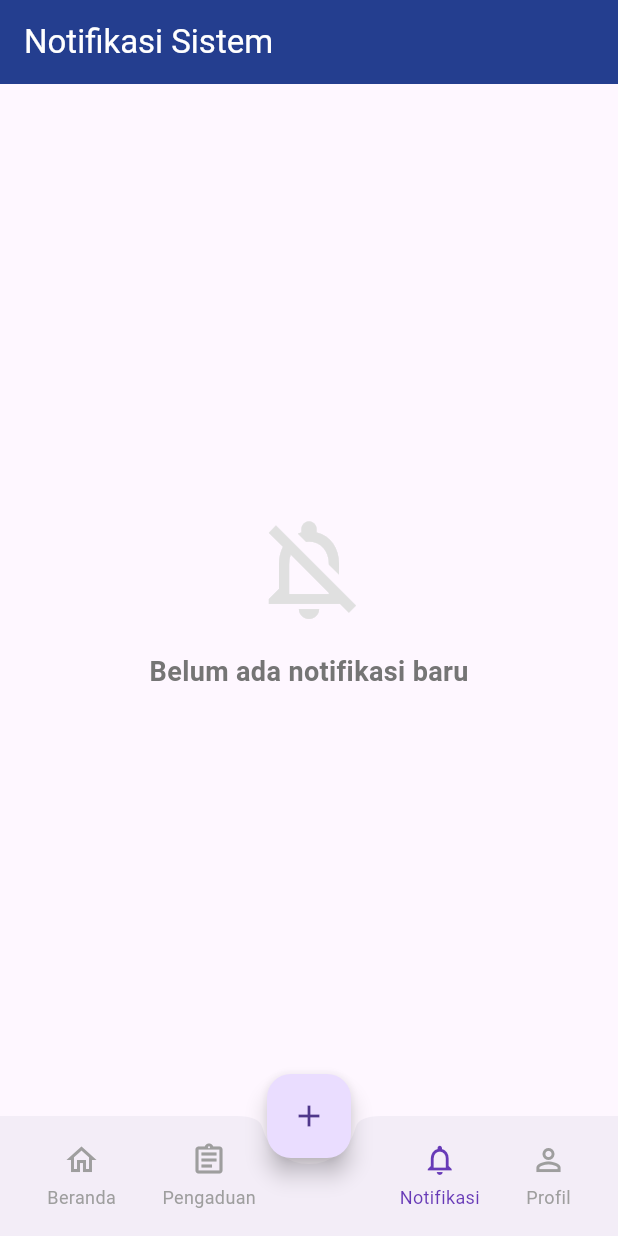
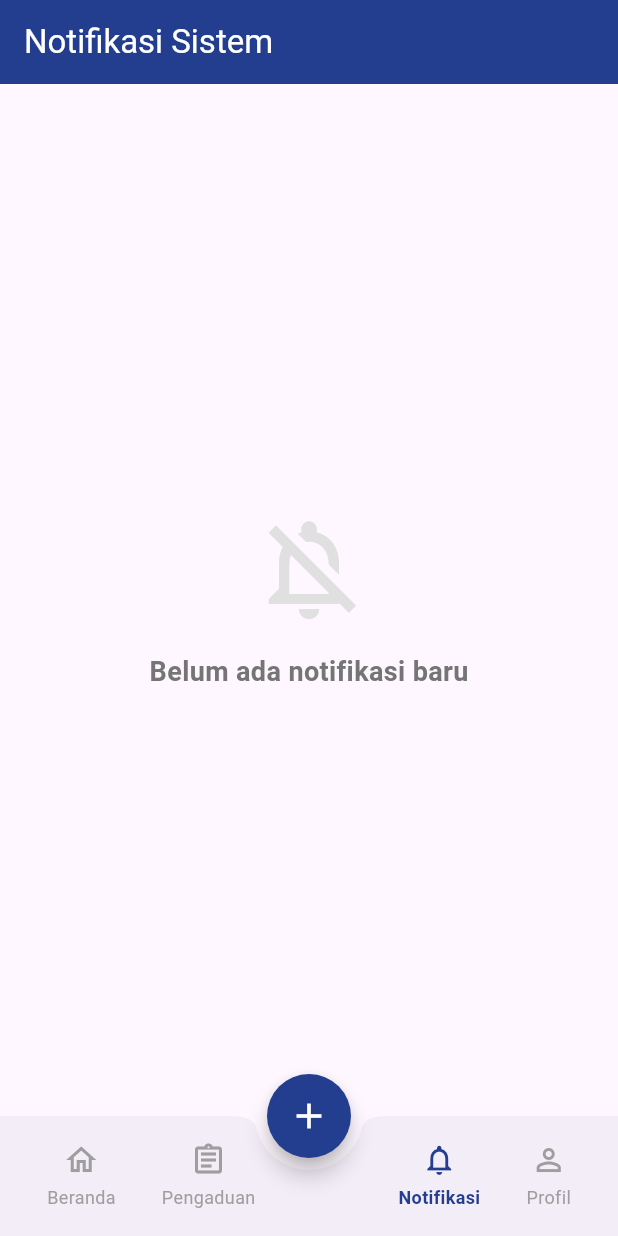
Before and after one commit to mhbb8897/sistem-pengaduan-desa-singarajan, a Flutter app: the BottomNavigationBarExampleApp screen opened directly, item 3 of the bottom bar chosen, on a phone screen of 412 x 824 dp. Run offline on Flutter 3.47's test engine with Material 3 defaults, Android fonts, the phone set to English and light mode, and no system bars; our stand-ins replace flutter_secure_storage, image_picker, shared_preferences; accounts and stored records are empty; network calls fail.

Commit message:
fixing all feature

```diff
--- a/lib/presentation/widgets/bottom_nav/bottom_navigation.dart
+++ b/lib/presentation/widgets/bottom_nav/bottom_navigation.dart
@@ -24,19 +24,9 @@ class _BottomNavigationBarExampleState
     extends State<BottomNavigationBarExampleApp> {
   int _selectedIndex = 0;
 
-  late final List<Widget> _pages;
-
-  @override
-  void initState() {
-    super.initState();
-
-    _pages = const [
-      HomePage(),
-      NotificationPage(),
-      MyComplaintPage(),
-      ProfilePage(),
-    ];
-  }
+  // ✅ 1. Buat Key khusus untuk halaman MyComplaintPage
+  final GlobalKey<MyComplaintPageState> _complaintPageKey =
+      GlobalKey<MyComplaintPageState>();
 
   void _onItemTapped(int index) {
     setState(() {
@@ -44,51 +34,85 @@ class _BottomNavigationBarExampleState
     });
   }
 
-  void _openCreateComplaint() {
-    Navigator.push(
+  // ✅ 2. Ubah fungsi ini menjadi async agar bisa menunggu hasil dari ComplaintPage
+  Future<void> _openCreateComplaint() async {
+    final result = await Navigator.push(
       context,
       MaterialPageRoute(builder: (_) => const ComplaintPage()),
     );
+
+    if (!mounted) return;
+
+    if (result == true) {
+      setState(() {
+        _selectedIndex = 2;
+      });
+
+      await _complaintPageKey.currentState?.refreshData();
+
+      if (!mounted) return;
+
+      ScaffoldMessenger.of(context).showSnackBar(
+        const SnackBar(
+          content: Row(
+            children: [
+              Icon(Icons.check_circle, color: Colors.white),
+              SizedBox(width: 8),
+              Text("Pengaduan berhasil dikirim!"),
+            ],
+          ),
+          backgroundColor: Colors.green,
+          behavior: SnackBarBehavior.floating,
+        ),
+      );
+    }
   }
 
   @override
   Widget build(BuildContext context) {
+    // ✅ 5. Pindahkan list _pages ke dalam build() agar Key bisa ter-update secara dinamis
+    final List<Widget> pages = [
+      const HomePage(),
+      const NotificationPage(),
+      MyComplaintPage(key: _complaintPageKey), // Masukkan Key di sini!
+      const ProfilePage(),
+    ];
+
     return Scaffold(
-      body: IndexedStack(index: _selectedIndex, children: _pages),
+      body: IndexedStack(index: _selectedIndex, children: pages),
 
       floatingActionButton: FloatingActionButton(
-        onPressed: _openCreateComplaint,
-        child: const Icon(Icons.add),
+        onPressed: _openCreateComplaint, // Panggil fungsi yang sudah diubah
+        backgroundColor: const Color(
+          0xFF243E8F,
+        ), // Sesuaikan dengan warna tema jika perlu
+        foregroundColor: Colors.white,
+        shape: const CircleBorder(), // Pastikan bentuknya bulat sempurna
+        child: const Icon(Icons.add, size: 28),
       ),
 
       floatingActionButtonLocation: FloatingActionButtonLocation.centerDocked,
 
       bottomNavigationBar: BottomAppBar(
         shape: const CircularNotchedRectangle(),
-
+        notchMargin: 8, // Memberi sedikit jarak elegan antara tombol dan navbar
         child: SizedBox(
           height: 65,
-
           child: Row(
             mainAxisAlignment: MainAxisAlignment.spaceAround,
-
             children: [
               _buildItem(icon: Icons.home_outlined, label: "Beranda", index: 0),
-
               _buildItem(
                 icon: Icons.assignment_outlined,
                 label: "Pengaduan",
                 index: 2,
               ),
-
-              const SizedBox(width: 40),
-
+              const SizedBox(width: 40), // Jarak tengah untuk tombol (+)
               _buildItem(
                 icon: Icons.notifications_none,
                 label: "Notifikasi",
                 index: 1,
               ),
-
               _buildItem(icon: Icons.person_outline, label: "Profil", index: 3),
             ],
           ),
@@ -103,24 +127,27 @@ class _BottomNavigationBarExampleState
     required int index,
   }) {
     final selected = _selectedIndex == index;
+    // Sesuaikan warna selected dengan tema SimpeDesa kamu (Primary Blue)
+    final Color activeColor = const Color(0xFF243E8F);
 
     return InkResponse(
       onTap: () => _onItemTapped(index),
       radius: 28,
       highlightShape: BoxShape.circle,
-      splashColor: Colors.deepPurple.withOpacity(0.2),
+      splashColor: activeColor.withOpacity(0.1),
       child: Padding(
         padding: const EdgeInsets.all(3),
         child: Column(
           mainAxisSize: MainAxisSize.min,
           children: [
-            Icon(icon, color: selected ? Colors.deepPurple : Colors.grey),
+            Icon(icon, color: selected ? activeColor : Colors.grey),
             const SizedBox(height: 4),
             Text(
               label,
               style: TextStyle(
-                color: selected ? Colors.deepPurple : Colors.grey,
+                color: selected ? activeColor : Colors.grey,
                 fontSize: 12,
+                fontWeight: selected ? FontWeight.bold : FontWeight.normal,
               ),
             ),
           ],
```
Also changed, not shown: lib/presentation/pages/complaint/complaint_page.dart (+55 -111 lines), lib/presentation/pages/complaint/mycomplaint_page.dart (+10 -2 lines).
